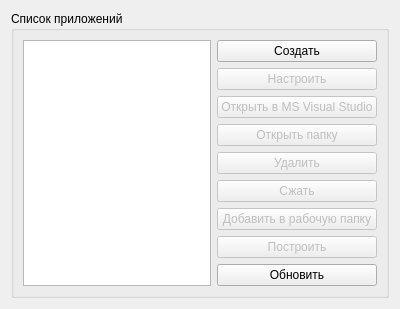
The window that manager/appsform.ui (TheMrButcher/gamebase_manager) describes before a commit, drawn with Qt 5.
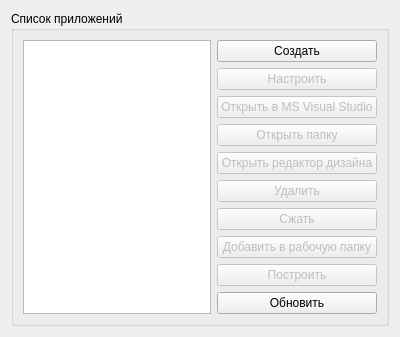
The same window after the commit.

Commit message:
Added 'Run design editor' button
Closed #49

What changed in the file:
```diff
--- a/manager/appsform.ui
+++ b/manager/appsform.ui
@@ -102,6 +102,19 @@
           </property>
          </widget>
         </item>
+        <item>
+         <widget class="QPushButton" name="openEditorButton">
+          <property name="enabled">
+           <bool>false</bool>
+          </property>
+          <property name="statusTip">
+           <string>Открывает редактор дизайна, настроенный под выбранное приложение</string>
+          </property>
+          <property name="text">
+           <string>Открыть редактор дизайна</string>
+          </property>
+         </widget>
+        </item>
         <item>
          <widget class="QPushButton" name="removeButton">
           <property name="enabled">
```
The commit also changes 16 other files.
